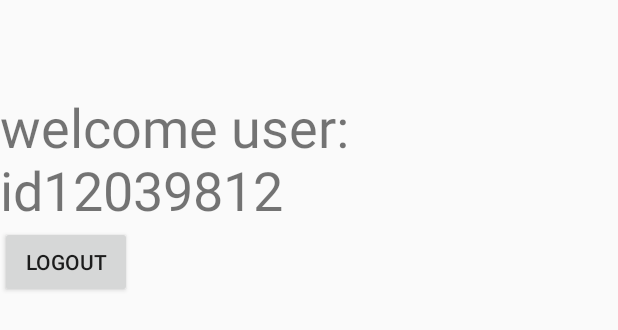
After one commit to pd6569/pyrros, an Android app: the layout content_main.xml on its own in the app's theme, with its tools: preview values and no code run, on a phone screen of 412 x 824 dp. The commit adds this screen. Shown: the top 330 px of the screen. Run offline under Robolectric (Android 15) with nearby library versions, the phone set to English and light mode, and no system bars.

Commit message:
Login and sign up working with redirection to main activity

```diff
--- a/app/src/main/AndroidManifest.xml
+++ b/app/src/main/AndroidManifest.xml
@@ -9,14 +9,14 @@
         android:label="@string/app_name"
         android:supportsRtl="true"
         android:theme="@style/AppTheme.NoActionBar">
-        <activity android:name=".LoginActivity">
+        <activity android:name=".MainActivity">
             <intent-filter>
                 <action android:name="android.intent.action.MAIN"/>
 
                 <category android:name="android.intent.category.LAUNCHER"/>
             </intent-filter>
         </activity>
-        <activity android:name=".MainActivity">
+        <activity android:name=".LoginActivity">
         </activity>
     </application>
 
--- /dev/null
+++ b/app/src/main/res/layout/content_main.xml
@@ -0,0 +1,21 @@
+<?xml version="1.0" encoding="utf-8"?>
+<LinearLayout xmlns:android="http://schemas.android.com/apk/res/android"
+              android:orientation="vertical"
+              android:layout_width="match_parent"
+              android:layout_height="match_parent">
+    <TextView
+        android:id="@+id/welcome_user"
+        android:layout_width="wrap_content"
+        android:layout_height="wrap_content"
+        android:layout_marginTop="60dp"
+        android:textSize="36dp"
+        android:text="welcome user: id12039812"
+        />
+
+    <Button
+        android:id="@+id/logout_button"
+        android:layout_width="wrap_content"
+        android:layout_height="wrap_content"
+        android:text="Logout"/>
+
+</LinearLayout>
```
Also changed, not shown: app/src/main/java/com/zonesciences/pyrros/LoginActivity.java (+8 -0 lines), app/src/main/java/com/zonesciences/pyrros/MainActivity.java (+25 -1 lines), app/src/main/res/layout/activity_main.xml (+20 -6 lines).
